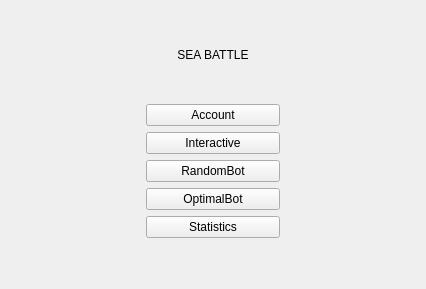
Before: the Qt Designer form mainmenu.ui in ProfessorNik/Lab_3, drawn with Qt 5.
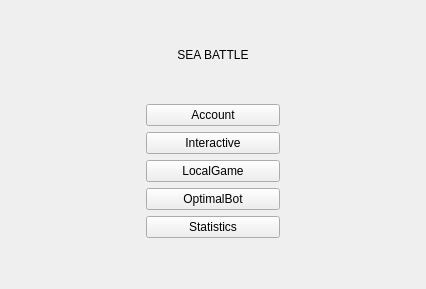
After: the same form once the commit is applied.

Commit message: random gamer/human gamer/1 round game ready

```diff
--- a/mainmenu.ui
+++ b/mainmenu.ui
@@ -39,7 +39,7 @@
      <item>
       <widget class="QPushButton" name="randomButton">
        <property name="text">
-        <string>RandomBot</string>
+        <string>LocalGame</string>
        </property>
       </widget>
      </item>
```
Left out of the diff: 2 changed lines with no effect on the pictures. The commit also changes 64 other files.
